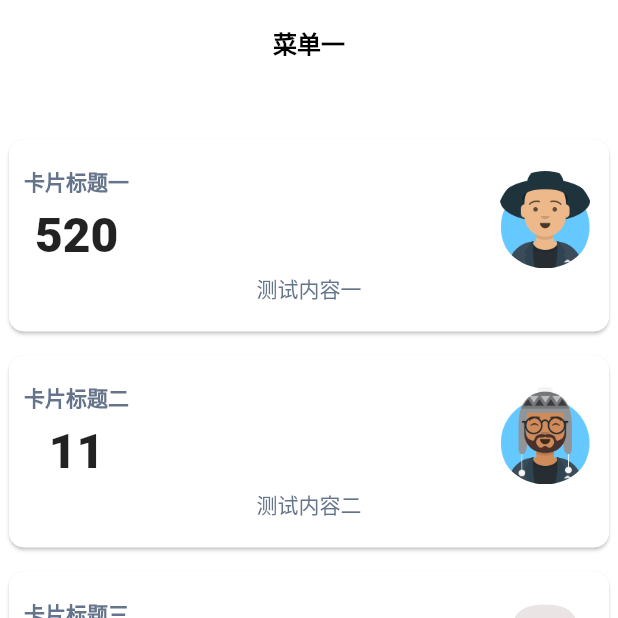
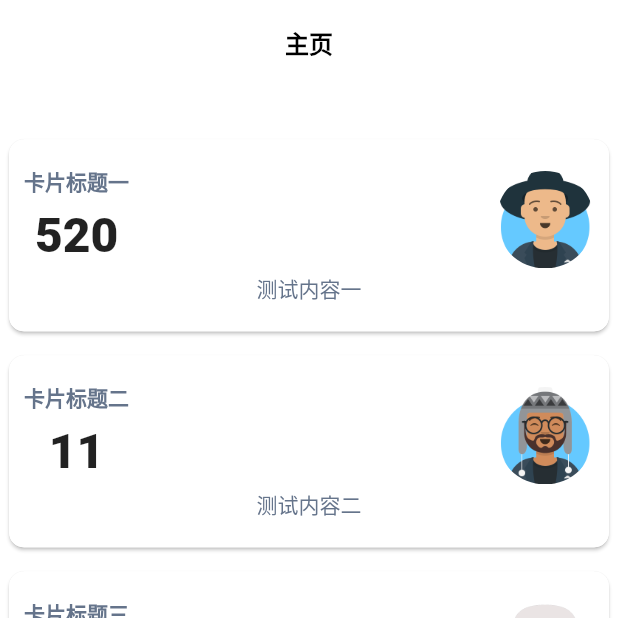
Before and after one commit to ellis1119/codegendemo, a Flutter app: the Demo3 screen opened directly, on a phone screen of 412 x 824 dp, the top half of it. Run offline on Flutter 3.47's test engine with Material 2 defaults, Android fonts, the phone set to English and light mode, and no system bars; drawn by our look-alikes of fl_chart; our stand-ins replace flutter_highlight, font_awesome_flutter, url_strategy; missing offline and left inert: slider_captcha.

Commit message:
2022-12-10

```diff
--- a/lib/pages/demo2.dart
+++ b/lib/pages/demo2.dart
@@ -62,7 +62,7 @@ class Demo2State extends State<Demo2> {
         appBar: AppBar(
           elevation: 0,
           title: const Text(
-            '菜单二',
+            '表格页',
             style: TextStyle(fontSize: 16.0, fontWeight: FontWeight.bold , color: Colors.black),
           ),
           centerTitle: true,
--- a/lib/pages/demo3.dart
+++ b/lib/pages/demo3.dart
@@ -43,7 +43,7 @@ class Demo3State extends State<Demo3> {
         appBar: AppBar(
           elevation: 0,
           title: const Text(
-            '菜单一',
+            '主页',
             style: TextStyle(
                 fontSize: 16.0,
                 fontWeight: FontWeight.bold,
--- a/lib/pages/demo4.dart
+++ b/lib/pages/demo4.dart
@@ -40,7 +40,7 @@ class Demo4State extends State<Demo4> {
         appBar: AppBar(
           elevation: 0,
           title: const Text(
-            '菜单三',
+            '配置页',
             style: TextStyle(
                 fontSize: 16.0,
                 fontWeight: FontWeight.bold,
```
